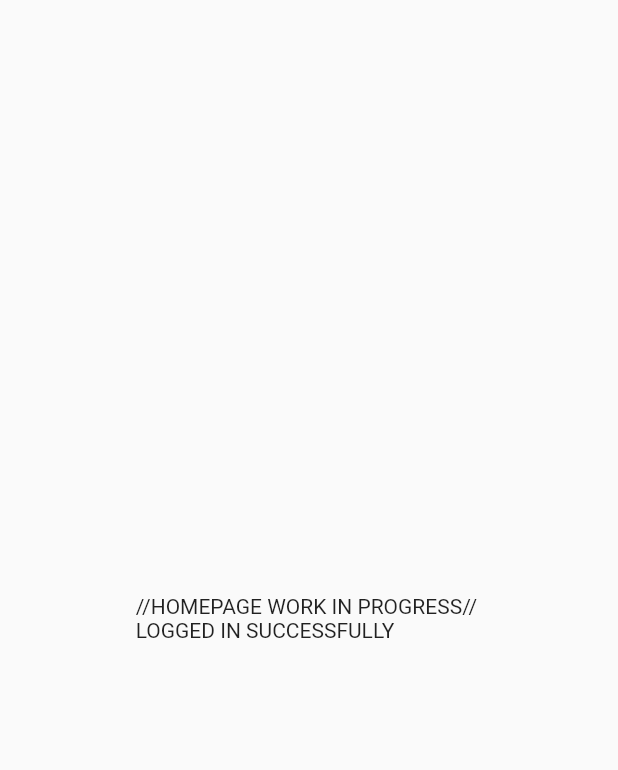
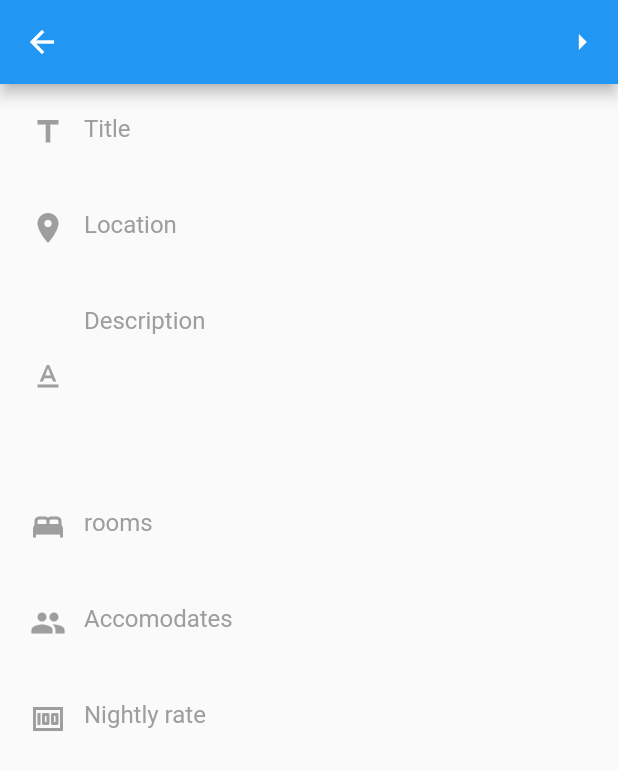
Before and after one commit to AhmedMahmood19/Rent-A-Roo, a Flutter app: the screen it shows after launch, item 4 of the bottom bar chosen, after a tap on "Add property", on a phone screen of 412 x 824 dp. Shown: the top 770 px of the screen. Run offline on Flutter 3.47's test engine with Material 2 defaults, Android fonts, the phone set to English and light mode, and no system bars; our stand-ins replace carousel_slider, file_picker, image_picker, rflutter_alert, streaming_shared_preferences; missing offline and left inert: image_picker_for_web, shared_preferences_web; network calls fail.

Commit message:
create listing flow completed

```diff
--- a/frontend/lib/cidgets/recommendation_card.dart
+++ b/frontend/lib/cidgets/recommendation_card.dart
@@ -30,7 +30,7 @@ class RecommendCard extends StatelessWidget {
                 SizedBox(
                   width: 130,
                   height: 130,
-                  child: Image.asset(
+                  child: Image.network(
                     imageUrl,
                     fit: BoxFit.cover,
                   ),
--- a/frontend/lib/generated_plugin_registrant.dart
+++ b/frontend/lib/generated_plugin_registrant.dart
@@ -6,12 +6,16 @@
 // ignore_for_file: lines_longer_than_80_chars
 // ignore_for_file: depend_on_referenced_packages
 
+import 'package:file_picker/_internal/file_picker_web.dart';
+import 'package:image_picker_for_web/image_picker_for_web.dart';
 import 'package:shared_preferences_web/shared_preferences_web.dart';
 
 import 'package:flutter_web_plugins/flutter_web_plugins.dart';
 
 // ignore: public_member_api_docs
 void registerPlugins(Registrar registrar) {
+  FilePickerWeb.registerWith(registrar);
+  ImagePickerPlugin.registerWith(registrar);
   SharedPreferencesPlugin.registerWith(registrar);
   registrar.registerMessageHandler();
 }
--- a/frontend/lib/main.dart
+++ b/frontend/lib/main.dart
@@ -1,5 +1,8 @@
 import 'package:flutter/material.dart';
 import 'package:rent_a_roo/landingpage.dart';
+import 'package:rent_a_roo/screens/addAmeneities.dart';
+import 'package:rent_a_roo/screens/addImages.dart';
+import 'package:rent_a_roo/screens/createListing.dart';
 import 'package:rent_a_roo/screens/detailsPage.dart';
 import 'package:rent_a_roo/screens/editProfile.dart';
 import 'package:rent_a_roo/screens/explore.dart';
--- /dev/null
+++ b/frontend/lib/screens/createListing.dart
@@ -0,0 +1,114 @@
+import 'package:flutter/material.dart';
+import 'package:flutter/src/foundation/key.dart';
+import 'package:flutter/src/widgets/framework.dart';
+import 'package:rent_a_roo/screens/addAmeneities.dart';
+
+class CreateListing extends StatefulWidget {
+  const CreateListing({Key? key}) : super(key: key);
+
+  @override
+  State<CreateListing> createState() => _CreateListingState();
+}
+
+class _CreateListingState extends State<CreateListing> {
+  @override
+  Widget build(BuildContext context) {
+    return Scaffold(
+      appBar: AppBar(
+        actions: [
+          IconButton(
+              onPressed: () {
+                Navigator.push(
+                  context,
+                  MaterialPageRoute(builder: (context) => AddServices()),
+                );
+              },
+              icon: Icon(Icons.arrow_right))
+        ],
+      ),
+      body: SingleChildScrollView(
+        child: Column(children: [
+          Padding(
+            padding: const EdgeInsets.all(8.0),
+            child: TextField(
+              decoration: InputDecoration(
+                  hintText: "Title",
+                  border: InputBorder.none,
+                  hintStyle: TextStyle(color: Colors.grey),
+                  prefixIcon: Icon(
+                    Icons.title,
+                    color: Colors.grey,
+                  )),
+            ),
+          ),
+          Padding(
+            padding: const EdgeInsets.all(8.0),
+            child: TextField(
+              decoration: InputDecoration(
+                  hintText: "Location",
+                  border: InputBorder.none,
+                  hintStyle: TextStyle(color: Colors.grey),
+                  prefixIcon: Icon(
+                    Icons.location_on,
+                    color: Colors.grey,
+                  )),
+            ),
+          ),
+          Padding(
+            padding: const EdgeInsets.all(8.0),
+            child: TextField(
+              maxLines: 5,
+              decoration: InputDecoration(
+                  hintText: "Description",
+                  border: InputBorder.none,
+                  hintStyle: TextStyle(color: Colors.grey),
+                  prefixIcon: Icon(
+                    Icons.text_format,
+                    color: Colors.grey,
+                  )),
+            ),
+          ),
+          Padding(
+            padding: const EdgeInsets.all(8.0),
+            child: TextField(
+              decoration: InputDecoration(
+                  hintText: "rooms",
+                  border: InputBorder.none,
+                  hintStyle: TextStyle(color: Colors.grey),
+                  prefixIcon: Icon(
+                    Icons.bed,
+                    color: Colors.grey,
+                  )),
+            ),
+          ),
+          Padding(
+            padding: const EdgeInsets.all(8.0),
+            child: TextField(
+              decoration: InputDecoration(
+                  hintText: "Accomodates",
+                  border: InputBorder.none,
+                  hintStyle: TextStyle(color: Colors.grey),
+                  prefixIcon: Icon(
+                    Icons.people,
+                    color: Colors.grey,
+                  )),
+            ),
+          ),
+          Padding(
+            padding: const EdgeInsets.all(8.0),
+            child: TextField(
+              decoration: InputDecoration(
+                  hintText: "Nightly rate",
+                  border: InputBorder.none,
+                  hintStyle: TextStyle(color: Colors.grey),
+                  prefixIcon: Icon(
+                    Icons.money,
+                    color: Colors.grey,
+                  )),
+            ),
+          ),
+        ]),
+      ),
+    );
+  }
+}
--- a/frontend/lib/screens/detailsPage.dart
+++ b/frontend/lib/screens/detailsPage.dart
@@ -37,6 +37,7 @@ class _DetailsPageState extends State<DetailsPage> {
           backgroundColor: Colors.transparent,
           foregroundColor: Colors.transparent,
           shadowColor: Colors.transparent,
+          elevation: 0,
         ),
         body: SingleChildScrollView(
           child: Column(mainAxisSize: MainAxisSize.min, children: [
--- a/frontend/lib/screens/profile.dart
+++ b/frontend/lib/screens/profile.dart
@@ -1,40 +1,29 @@
 import 'package:flutter/cupertino.dart';
 import 'package:flutter/material.dart';
+import 'package:rent_a_roo/screens/createListing.dart';
 import 'package:rent_a_roo/screens/homepage.dart';
 
 import 'editProfile.dart';
 
-
 class Profile extends StatefulWidget {
-
   @override
   _ProfileState createState() => _ProfileState();
 }
 
 class _ProfileState extends State<Profile> {
-    final textStyleState = TextStyle(
-        fontSize: 11.0,
-        color: Colors.white
-    );
+  final textStyleState = TextStyle(fontSize: 11.0, color: Colors.white);
 
   final textStyleTop = TextStyle(
-        fontSize: 22.0,
-        fontWeight: FontWeight.bold,
-        color: Colors.white
-    );
+      fontSize: 22.0, fontWeight: FontWeight.bold, color: Colors.white);
 
-    final textStyle2 = TextStyle(
-        color: Colors.white
-
-    );
+  final textStyle2 = TextStyle(color: Colors.white);
 
   @override
   Widget build(BuildContext context) {
     return Scaffold(
-        body:ListView(
+      body: ListView(
         children: <Widget>[
           Container(
-
             child: Padding(
               padding: EdgeInsets.all(25),
               child: Row(
@@ -44,21 +33,24 @@ class Profile extends StatefulWidget {
                     height: 60.0,
                     decoration: BoxDecoration(
                         image: DecorationImage(
-                        image: NetworkImage('https://cdn.pixabay.com/photo/2015/10/05/22/37/blank-profile-picture-973460__340.png'),
-                        fit: BoxFit.cover
+                            image: NetworkImage(
+                                'https://cdn.pixabay.com/photo/2015/10/05/22/37/blank-profile-picture-973460__340.png'),
+                            fit: BoxFit.cover),
+                        borderRadius: BorderRadius.circular(20)),
                   ),
-                    borderRadius: BorderRadius.circular(20)
+                  SizedBox(
+                    width: 15,
                   ),
-              ),
-              SizedBox(width: 15,),
                   Column(
                     crossAxisAlignment: CrossAxisAlignment.start,
                     children: <Widget>[
-                  Text("Robert",style: TextStyle(
+                      Text(
+                        "Robert",
+                        style: TextStyle(
                             fontWeight: FontWeight.bold,
                             fontSize: 24,
-                      color: Colors.black87
-                  ),),
+                            color: Colors.black87),
+                      ),
                     ],
                   )
                 ],
@@ -66,7 +58,6 @@ class Profile extends StatefulWidget {
             ),
           ),
           ClipRRect(
-
             child: Container(
               margin: const EdgeInsets.only(bottom: 5.0),
               decoration: BoxDecoration(
@@ -84,25 +75,36 @@ class Profile extends StatefulWidget {
             ),
           ),
           Padding(
-              padding:  EdgeInsets.all(15),
-              child: Text("Profile".toUpperCase(),style: TextStyle(color: Colors.grey,fontSize: 15,),),
+            padding: EdgeInsets.all(15),
+            child: Text(
+              "Profile".toUpperCase(),
+              style: TextStyle(
+                color: Colors.grey,
+                fontSize: 15,
+              ),
+            ),
           ),
           TextButton(
-                    onPressed: (){
+            onPressed: () {
               Navigator.push(
                 context,
                 MaterialPageRoute(builder: (context) => EditProfile()),
               );
             },
             child: Padding(
-                      padding:  EdgeInsets.all(15),
+              padding: EdgeInsets.all(15),
               child: Row(
                 mainAxisAlignment: MainAxisAlignment.spaceEvenly,
                 children: <Widget>[
                   Expanded(
-                           child: Text("Personal Information",
-                            style: TextStyle(color: Colors.black,fontSize: 17,fontWeight: FontWeight.w300),
-                              overflow: TextOverflow.ellipsis,),
+                    child: Text(
+                      "Personal Information",
+                      style: TextStyle(
+                          color: Colors.black,
+                          fontSize: 17,
+                          fontWeight: FontWeight.w300),
+                      overflow: TextOverflow.ellipsis,
+                    ),
                   ),
                   Icon(
                     Icons.person_outline,
@@ -120,16 +122,21 @@ class Profile extends StatefulWidget {
             height: 1,
           ),
           TextButton(
-              onPressed: (){},
+            onPressed: () {},
             child: Padding(
-                padding:  EdgeInsets.all(15),
+              padding: EdgeInsets.all(15),
               child: Row(
                 mainAxisAlignment: MainAxisAlignment.spaceEvenly,
                 children: <Widget>[
                   Expanded(
-                      child: Text("Notifications",
-                        style: TextStyle(color: Colors.black,fontSize: 18,fontWeight: FontWeight.w300),
-                        overflow: TextOverflow.ellipsis,),
+                    child: Text(
+                      "Notifications",
+                      style: TextStyle(
+                          color: Colors.black,
+                          fontSize: 18,
+                          fontWeight: FontWeight.w300),
+                      overflow: TextOverflow.ellipsis,
+                    ),
                   ),
                   Icon(
                     Icons.notifications_none,
@@ -147,21 +154,26 @@ class Profile extends StatefulWidget {
             height: 1,
           ),
           TextButton(
-              onPressed: (){
+            onPressed: () {
               Navigator.push(
                 context,
-                  MaterialPageRoute(builder: (context) => HomePage()),
+                MaterialPageRoute(builder: (context) => CreateListing()),
               );
             },
             child: Padding(
-                padding:  EdgeInsets.all(15),
+              padding: EdgeInsets.all(15),
               child: Row(
                 mainAxisAlignment: MainAxisAlignment.spaceEvenly,
                 children: <Widget>[
                   Expanded(
-                      child: Text("Add property",
-                        style: TextStyle(color: Colors.black,fontSize: 18,fontWeight: FontWeight.w300),
-                        overflow: TextOverflow.ellipsis,),
+                    child: Text(
+                      "Add property",
+                      style: TextStyle(
+                          color: Colors.black,
+                          fontSize: 18,
+                          fontWeight: FontWeight.w300),
+                      overflow: TextOverflow.ellipsis,
+                    ),
                   ),
                   Icon(
                     Icons.add_circle_outline,
@@ -179,16 +191,21 @@ class Profile extends StatefulWidget {
             height: 1,
           ),
           TextButton(
-              onPressed: (){},
+            onPressed: () {},
             child: Padding(
-                padding:  EdgeInsets.all(15),
+              padding: EdgeInsets.all(15),
               child: Row(
                 mainAxisAlignment: MainAxisAlignment.spaceEvenly,
                 children: <Widget>[
                   Expanded(
-                      child: Text("Log out",
-                        style: TextStyle(color: Colors.black,fontSize: 18,fontWeight: FontWeight.w300),
-                        overflow: TextOverflow.ellipsis,),
+                    child: Text(
+                      "Log out",
+                      style: TextStyle(
+                          color: Colors.black,
+                          fontSize: 18,
+                          fontWeight: FontWeight.w300),
+                      overflow: TextOverflow.ellipsis,
+                    ),
                   ),
                   Icon(
                     Icons.exit_to_app,
--- a/frontend/pubspec.yaml
+++ b/frontend/pubspec.yaml
@@ -42,6 +42,8 @@ dependencies:
   rflutter_alert: ^2.0.4
   provider: ^6.0.2
   carousel_slider: ^4.1.1
+  file_picker: ^5.2.2
+  image_picker: ^0.8.6
 
 
 dev_dependencies:
```
Also changed, not shown: frontend/lib/screens/addAmeneities.dart (added, +120 -0 lines), frontend/lib/screens/addImages.dart (added, +126 -0 lines), frontend/lib/screens/homescreen.dart (+2 -29 lines), frontend/pubspec.lock. Lines whose indentation alone changed are shown as unchanged.
